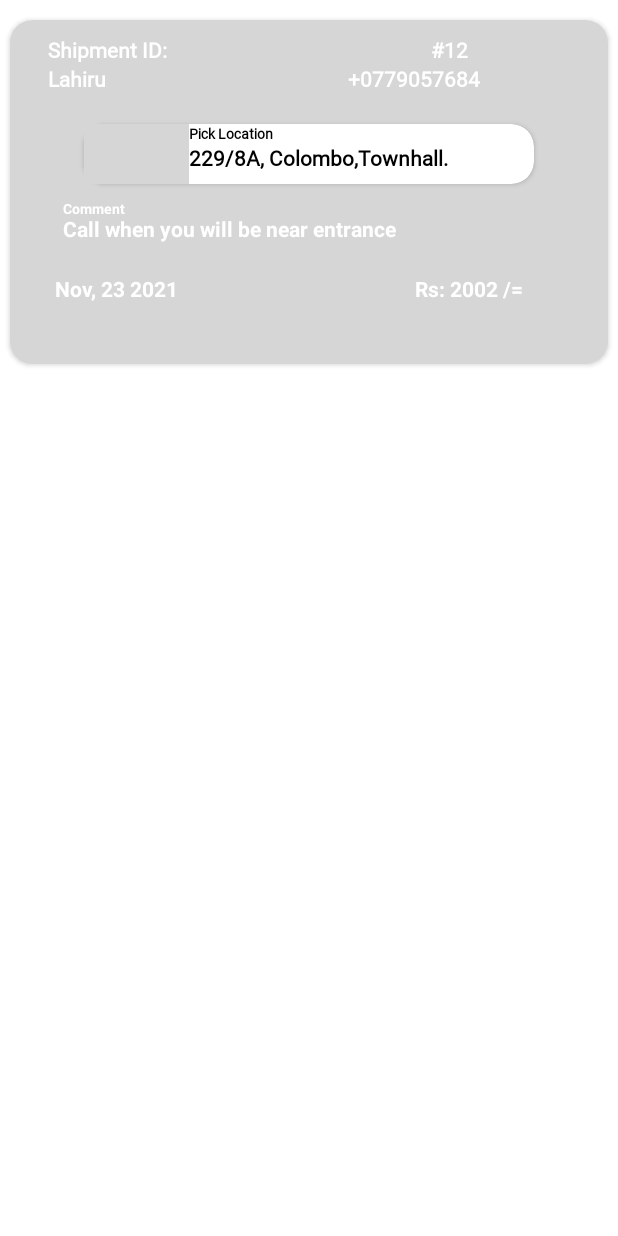
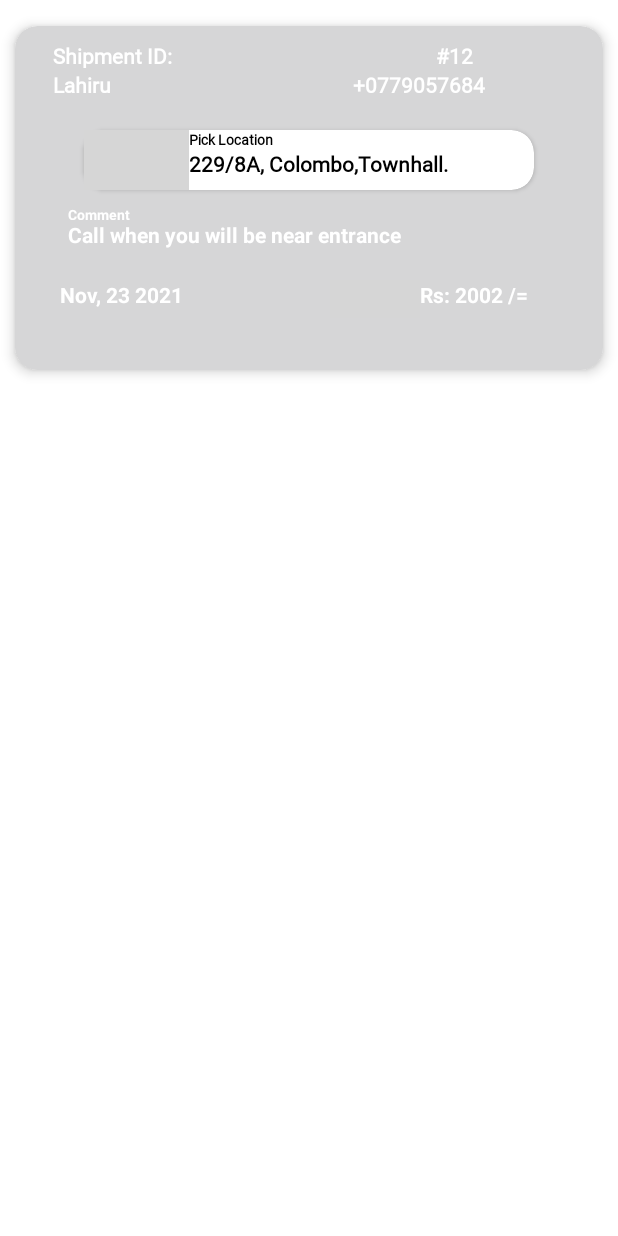
Before and after one commit to lahirudsilva/Deliver-it-mobile, an Android app: the layout pickup_delivery_row.xml on its own in the app's theme, with its tools: preview values and no code run, on a phone screen of 412 x 824 dp. Run offline under Robolectric (Android 15) with nearby library versions, the phone set to English and light mode, and no system bars; grey boxes are pictures that could not be loaded.

Commit message:
[implemented] driver pickup deliveries & confirm pick up

```diff
--- a/app/src/main/res/layout/pickup_delivery_row.xml
+++ b/app/src/main/res/layout/pickup_delivery_row.xml
@@ -8,6 +8,9 @@
     android:clickable="true"
     android:foreground="?android:attr/selectableItemBackground"
     android:orientation="vertical"
+    app:strokeWidth="1dp"
+    app:strokeColor="@color/black"
+    app:cardElevation="5dp"
     app:cardBackgroundColor="@color/gray"
     app:cardCornerRadius="15dp"
     app:cardUseCompatPadding="true">
@@ -102,7 +105,7 @@
                 android:layout_height="40dp"
                 android:layout_gravity="left"
                 android:layout_weight="2"
-                android:src="@drawable/pick" />
+                android:src="@drawable/pick_package" />
 
             <LinearLayout
                 android:layout_width="300dp"
```
Also changed, not shown: app/src/main/java/com/typical_coderr/deliverit_mobile/PickupRequestFragment.java (+19 -2 lines), app/src/main/res/layout/fragment_pickup_request.xml (+8 -2 lines), app/src/main/res/layout/shipment_row.xml (+7 -3 lines).
